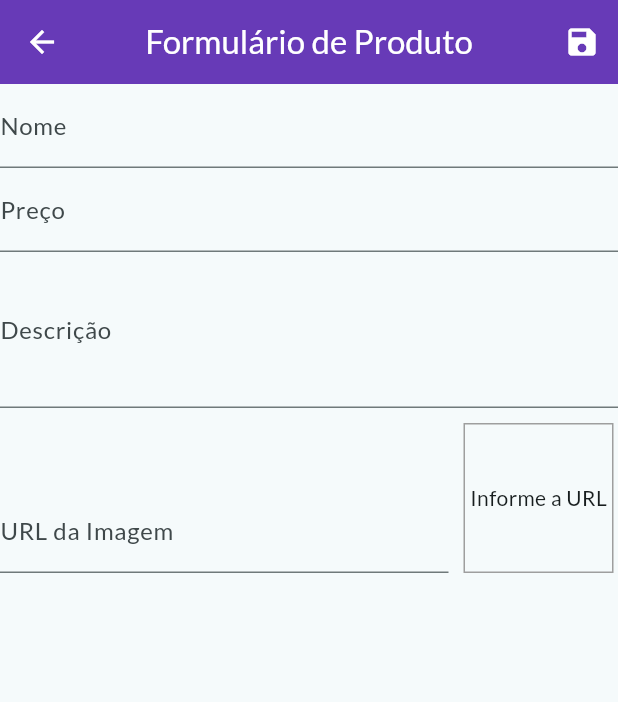
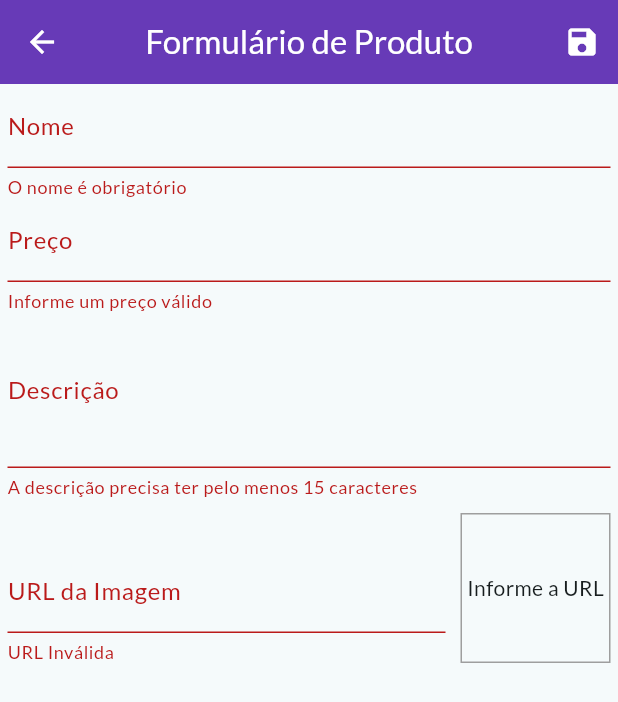
Before and after one commit to mateusalmeiida/shop-flutter, a Flutter app: the ProductFormPage screen opened by its route, after a tap on the "save" icon, on a phone screen of 412 x 824 dp. Shown: the top 702 px of the screen. Run offline on Flutter 3.47's test engine with Material 3 defaults, Android fonts, the phone set to English and light mode, and no system bars; network calls fail.

Commit message:
Inseridas validações do formulário para adicionar produtos

```diff
--- a/lib/pages/product_form_page.dart
+++ b/lib/pages/product_form_page.dart
@@ -33,7 +33,19 @@ class _ProductFormPageState extends State<ProductFormPage> {
     setState(() {});
   }
 
+  bool isValidImageUrl(String url) {
+    bool isValidUrl = Uri.tryParse(url)?.hasAbsolutePath ?? false;
+    bool endsWithFile = url.toLowerCase().endsWith('.png') ||
+        url.toLowerCase().endsWith('.jpg') ||
+        url.toLowerCase().endsWith('.jpeg');
+    return isValidUrl && endsWithFile;
+  }
+
   void _submitForm() {
+    final isValid = _formKey.currentState?.validate() ?? false;
+    if (!isValid) {
+      return;
+    }
     _formKey.currentState?.save();
     final newProduct = Product(
         id: Random().nextDouble().toString(),
@@ -57,6 +69,7 @@ class _ProductFormPageState extends State<ProductFormPage> {
       body: Form(
           key: _formKey,
           child: ListView(
+            padding: EdgeInsets.symmetric(horizontal: 5),
             children: [
               TextFormField(
                 decoration: InputDecoration(labelText: 'Nome'),
@@ -64,14 +77,32 @@ class _ProductFormPageState extends State<ProductFormPage> {
                 onSaved: (name) {
                   _formData['name'] = name ?? '';
                 },
+                validator: (_name) {
+                  final name = _name ?? '';
+
+                  if (name.trim().isEmpty) {
+                    return 'O nome é obrigatório';
+                  }
+                  return null;
+                },
               ),
               TextFormField(
-                  decoration: InputDecoration(labelText: 'Preço'),
-                  textInputAction: TextInputAction.next,
-                  keyboardType: TextInputType.numberWithOptions(decimal: true),
-                  onSaved: (price) {
-                    _formData['price'] = double.parse(price ?? '0');
-                  }),
+                decoration: InputDecoration(labelText: 'Preço'),
+                textInputAction: TextInputAction.next,
+                keyboardType: TextInputType.numberWithOptions(decimal: true),
+                onSaved: (price) {
+                  _formData['price'] = double.parse(price ?? '0');
+                },
+                validator: (_price) {
+                  final priceString = _price ?? '-1';
+                  final price = double.tryParse(priceString) ?? -1;
+
+                  if (price <= 0) {
+                    return 'Informe um preço válido';
+                  }
+                  return null;
+                },
+              ),
               TextFormField(
                 decoration: InputDecoration(labelText: 'Descrição'),
                 textInputAction: TextInputAction.next,
@@ -79,6 +110,14 @@ class _ProductFormPageState extends State<ProductFormPage> {
                 maxLines: 3,
                 onSaved: (description) {
                   _formData['description'] = description ?? '';
+                },
+                validator: (_description) {
+                  final description = _description ?? '';
+
+                  if (description.trim().length < 15) {
+                    return 'A descrição precisa ter pelo menos 15 caracteres';
+                  }
+                  return null;
                 },
               ),
               Row(
@@ -94,13 +133,20 @@ class _ProductFormPageState extends State<ProductFormPage> {
                       onSaved: (url) {
                         _formData['url'] = url ?? '';
                       },
+                      validator: (_url) {
+                        final url = _url ?? '';
+                        if (!isValidImageUrl(url)) {
+                          return 'URL Inválida';
+                        }
+                        return null;
+                      },
                       onFieldSubmitted: (_) {
                         _submitForm();
                       },
                     ),
                   ),
                   Container(
-                    margin: EdgeInsets.fromLTRB(10, 10, 3, 0),
+                    margin: EdgeInsets.fromLTRB(10, 10, 0, 0),
                     width: 100,
                     height: 100,
                     decoration: BoxDecoration(
```
